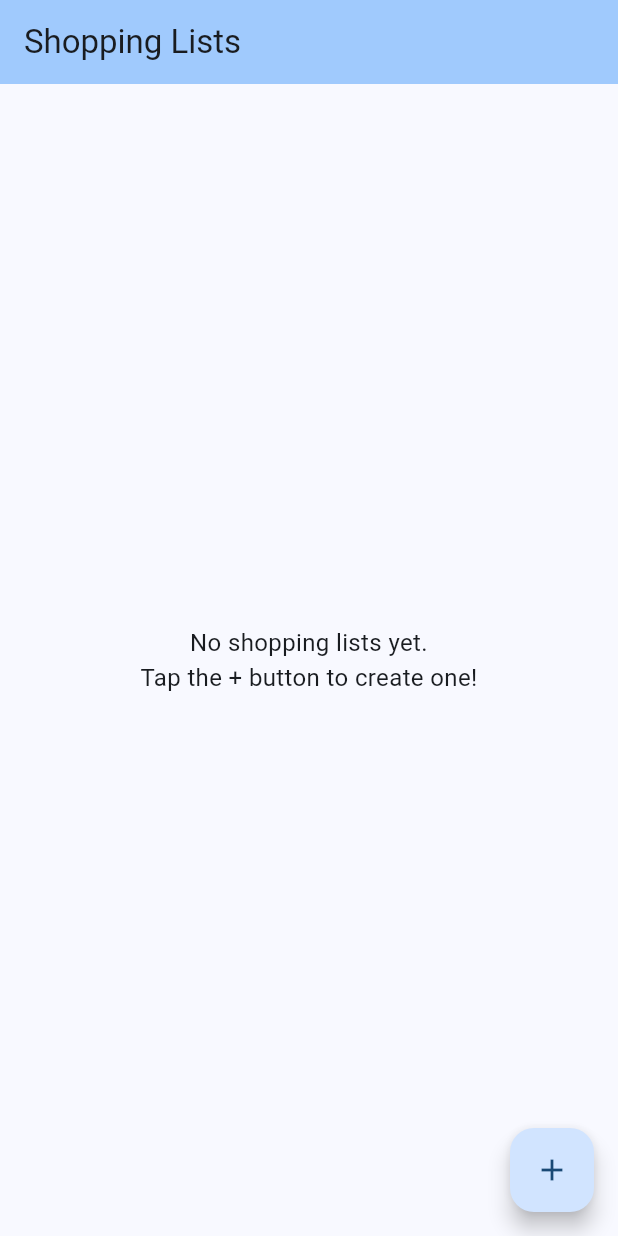
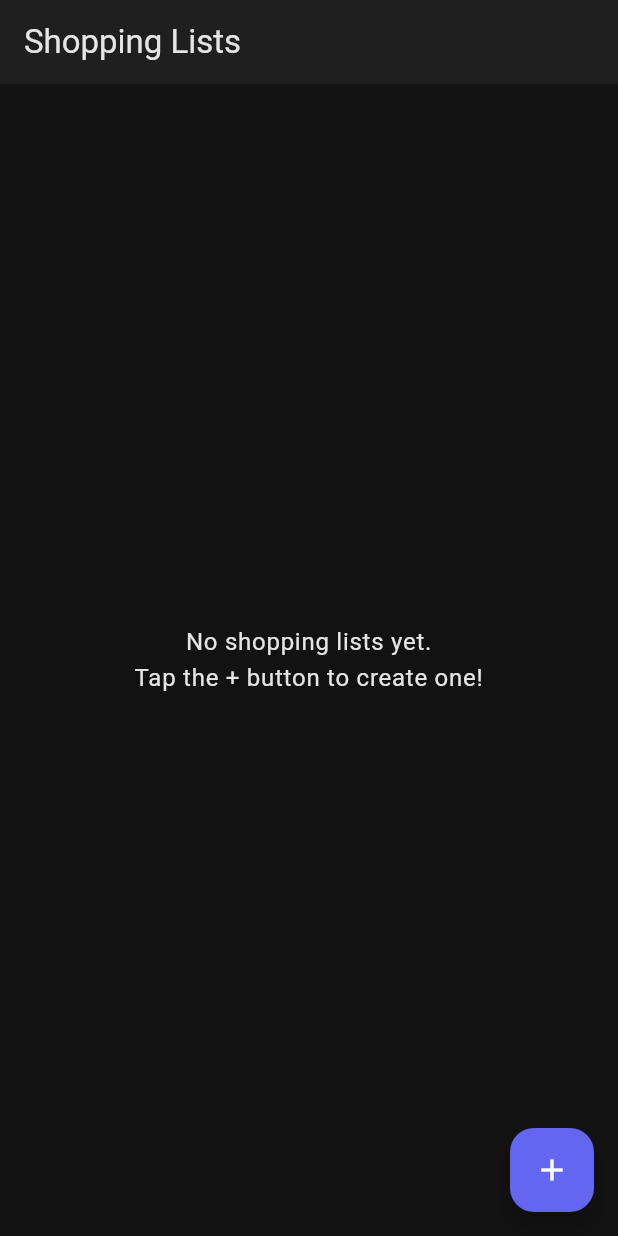
Before and after one commit to xDeZex/universal, a Flutter app: the screen it shows after launch, on a phone screen of 412 x 824 dp. Run offline on Flutter 3.47's test engine with Material 3 defaults, Android fonts, the phone set to English and light mode, and no system bars; our stand-ins replace shared_preferences.

Commit message:
feat: implement comprehensive dark theme with Material 3 design
- Create complete dark theme with professional indigo/purple color scheme
- Add comprehensive theming for all UI components (AppBar, Cards, Buttons, etc.)
- Implement consistent dark backgrounds and high-contrast text colors
- Update screens to use theme colors instead of hardcoded values
- Ensure Material 3 compliance with proper elevation and shadows
- Maintain Swedish character support across all themed components
- Add proper theming for dialogs, input fields, checkboxes, and icons
- Follow CLAUDE.md guidelines for centralized theme management
- Set app to dark mode by default with ThemeMode.dark
- Create maintainable theme structure with _createDarkTheme() function

🤖 Generated with [Claude Code](https://claude.ai/code)

Co-Authored-By: Claude <noreply@anthropic.com>

```diff
--- a/lib/main.dart
+++ b/lib/main.dart
@@ -11,6 +11,118 @@ void main() {
   runApp(MyApp());
 }
 
+ThemeData _createDarkTheme() {
+  return ThemeData(
+    useMaterial3: true,
+    brightness: Brightness.dark,
+    colorScheme: const ColorScheme.dark(
+      primary: Color(0xFF6366F1), // Indigo
+      primaryContainer: Color(0xFF4338CA),
+      secondary: Color(0xFF8B5CF6), // Purple
+      secondaryContainer: Color(0xFF7C3AED),
+      surface: Color(0xFF121212), // Dark background
+      surfaceContainerHighest: Color(0xFF1F1F1F), // Card background
+      surfaceContainer: Color(0xFF1A1A1A), // Container background
+      onSurface: Color(0xFFE5E5E5), // Primary text color
+      onSurfaceVariant: Color(0xFFB0B0B0), // Secondary text color
+      outline: Color(0xFF404040), // Border color
+      error: Color(0xFFEF4444), // Error red
+      onError: Color(0xFFFFFFFF),
+    ),
+    appBarTheme: const AppBarTheme(
+      backgroundColor: Color(0xFF1F1F1F),
+      foregroundColor: Color(0xFFE5E5E5),
+      elevation: 0,
+      centerTitle: false,
+    ),
+    cardTheme: const CardThemeData(
+      color: Color(0xFF1F1F1F),
+      elevation: 2,
+      shadowColor: Color(0x40000000),
+      margin: EdgeInsets.symmetric(horizontal: 16, vertical: 4),
+    ),
+    listTileTheme: const ListTileThemeData(
+      textColor: Color(0xFFE5E5E5),
+      iconColor: Color(0xFFB0B0B0),
+    ),
+    floatingActionButtonTheme: const FloatingActionButtonThemeData(
+      backgroundColor: Color(0xFF6366F1),
+      foregroundColor: Color(0xFFFFFFFF),
+    ),
+    elevatedButtonTheme: ElevatedButtonThemeData(
+      style: ElevatedButton.styleFrom(
+        backgroundColor: const Color(0xFF6366F1),
+        foregroundColor: const Color(0xFFFFFFFF),
+        elevation: 2,
+      ),
+    ),
+    textButtonTheme: TextButtonThemeData(
+      style: TextButton.styleFrom(
+        foregroundColor: const Color(0xFF6366F1),
+      ),
+    ),
+    dialogTheme: const DialogThemeData(
+      backgroundColor: Color(0xFF1F1F1F),
+      titleTextStyle: TextStyle(
+        color: Color(0xFFE5E5E5),
+        fontSize: 20,
+        fontWeight: FontWeight.w600,
+      ),
+      contentTextStyle: TextStyle(
+        color: Color(0xFFB0B0B0),
+        fontSize: 16,
+      ),
+    ),
+    inputDecorationTheme: const InputDecorationTheme(
+      filled: true,
+      fillColor: Color(0xFF2A2A2A),
+      labelStyle: TextStyle(color: Color(0xFFB0B0B0)),
+      hintStyle: TextStyle(color: Color(0xFF808080)),
+      border: OutlineInputBorder(
+        borderSide: BorderSide(color: Color(0xFF404040)),
+      ),
+      focusedBorder: OutlineInputBorder(
+        borderSide: BorderSide(color: Color(0xFF6366F1), width: 2),
+      ),
+    ),
+    checkboxTheme: CheckboxThemeData(
+      fillColor: WidgetStateProperty.resolveWith<Color?>((states) {
+        if (states.contains(WidgetState.selected)) {
+          return const Color(0xFF6366F1);
+        }
+        return Colors.transparent;
+      }),
+      checkColor: WidgetStateProperty.all(const Color(0xFFFFFFFF)),
+      side: const BorderSide(color: Color(0xFF6366F1), width: 2),
+    ),
+    iconTheme: const IconThemeData(
+      color: Color(0xFFB0B0B0),
+      size: 24,
+    ),
+    dividerTheme: const DividerThemeData(
+      color: Color(0xFF404040),
+      thickness: 1,
+    ),
+    textTheme: const TextTheme(
+      displayLarge: TextStyle(color: Color(0xFFE5E5E5)),
+      displayMedium: TextStyle(color: Color(0xFFE5E5E5)),
+      displaySmall: TextStyle(color: Color(0xFFE5E5E5)),
+      headlineLarge: TextStyle(color: Color(0xFFE5E5E5)),
+      headlineMedium: TextStyle(color: Color(0xFFE5E5E5)),
+      headlineSmall: TextStyle(color: Color(0xFFE5E5E5)),
+      titleLarge: TextStyle(color: Color(0xFFE5E5E5)),
+      titleMedium: TextStyle(color: Color(0xFFE5E5E5)),
+      titleSmall: TextStyle(color: Color(0xFFE5E5E5)),
+      labelLarge: TextStyle(color: Color(0xFFE5E5E5)),
+      labelMedium: TextStyle(color: Color(0xFFB0B0B0)),
+      labelSmall: TextStyle(color: Color(0xFFB0B0B0)),
+      bodyLarge: TextStyle(color: Color(0xFFE5E5E5)),
+      bodyMedium: TextStyle(color: Color(0xFFE5E5E5)),
+      bodySmall: TextStyle(color: Color(0xFFB0B0B0)),
+    ),
+  );
+}
+
 class MyApp extends StatelessWidget {
   const MyApp({super.key});
 
@@ -20,10 +132,9 @@ class MyApp extends StatelessWidget {
       create: (context) => ShoppingAppState(),
       child: MaterialApp(
         title: 'Shopping Lists',
-        theme: ThemeData(
-          colorScheme: ColorScheme.fromSeed(seedColor: Colors.blue),
-          useMaterial3: true,
-        ),
+        theme: _createDarkTheme(),
+        darkTheme: _createDarkTheme(),
+        themeMode: ThemeMode.dark,
         localizationsDelegates: const [
           GlobalMaterialLocalizations.delegate,
           GlobalWidgetsLocalizations.delegate,
--- a/lib/screens/shopping_list_detail_screen.dart
+++ b/lib/screens/shopping_list_detail_screen.dart
@@ -16,7 +16,6 @@ class ShoppingListDetailScreen extends StatelessWidget {
     return Scaffold(
       appBar: AppBar(
         title: Text(shoppingList.name),
-        backgroundColor: Theme.of(context).colorScheme.inversePrimary,
       ),
       body: Consumer<ShoppingAppState>(
         builder: (context, appState, child) {
@@ -24,11 +23,11 @@ class ShoppingListDetailScreen extends StatelessWidget {
               .firstWhere((list) => list.id == shoppingList.id);
 
           if (currentList.items.isEmpty) {
-            return const Center(
+            return Center(
               child: Text(
                 'No items in this list yet.\nTap the + button to add items!',
                 textAlign: TextAlign.center,
-                style: TextStyle(fontSize: 16),
+                style: Theme.of(context).textTheme.bodyLarge?.copyWith(fontSize: 16),
               ),
             );
           }
@@ -42,7 +41,6 @@ class ShoppingListDetailScreen extends StatelessWidget {
               final item = currentList.items[index];
               return Card(
                 key: ValueKey(item.id),
-                margin: const EdgeInsets.symmetric(horizontal: 16, vertical: 4),
                 child: ListTile(
                   leading: Checkbox(
                     value: item.isCompleted,
@@ -57,8 +55,8 @@ class ShoppingListDetailScreen extends StatelessWidget {
                           ? TextDecoration.lineThrough
                           : TextDecoration.none,
                       color: item.isCompleted
-                          ? Colors.grey
-                          : null,
+                          ? Theme.of(context).colorScheme.onSurfaceVariant
+                          : Theme.of(context).colorScheme.onSurface,
                     ),
                   ),
                   trailing: Row(
--- a/lib/screens/shopping_lists_screen.dart
+++ b/lib/screens/shopping_lists_screen.dart
@@ -11,16 +11,15 @@ class ShoppingListsScreen extends StatelessWidget {
     return Scaffold(
       appBar: AppBar(
         title: const Text('Shopping Lists'),
-        backgroundColor: Theme.of(context).colorScheme.inversePrimary,
       ),
       body: Consumer<ShoppingAppState>(
         builder: (context, appState, child) {
           if (appState.shoppingLists.isEmpty) {
-            return const Center(
+            return Center(
               child: Text(
                 'No shopping lists yet.\nTap the + button to create one!',
                 textAlign: TextAlign.center,
-                style: TextStyle(fontSize: 16),
+                style: Theme.of(context).textTheme.bodyLarge?.copyWith(fontSize: 16),
               ),
             );
           }
@@ -30,7 +29,6 @@ class ShoppingListsScreen extends StatelessWidget {
             itemBuilder: (context, index) {
               final shoppingList = appState.shoppingLists[index];
               return Card(
-                margin: const EdgeInsets.symmetric(horizontal: 16, vertical: 8),
                 child: ListTile(
                   title: Text(shoppingList.name),
                   subtitle: Text(
```
